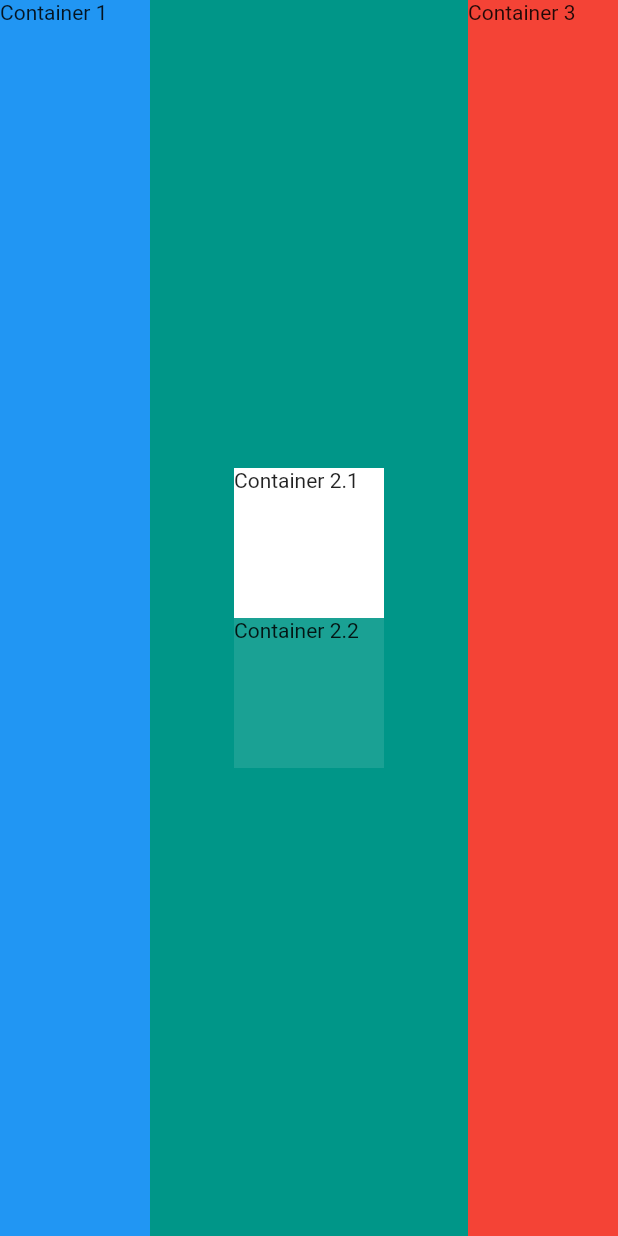
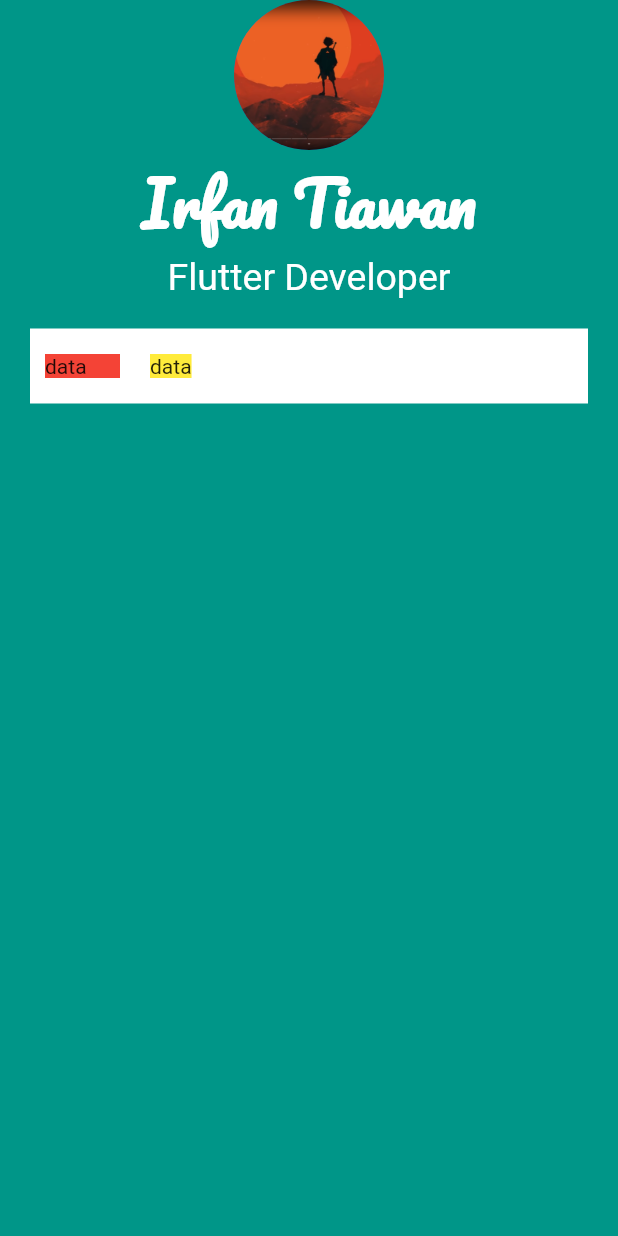
Before and after one commit to irfanagust/mi-card, a Flutter app: the screen it shows after launch, on a phone screen of 412 x 824 dp. Run offline on Flutter 3.47's test engine with Material 2 defaults, Android fonts, the phone set to English and light mode, and no system bars.

Commit message:
membuat header dengan font google

```diff
--- a/lib/main.dart
+++ b/lib/main.dart
@@ -14,37 +14,47 @@ class MyApp extends StatelessWidget {
       home: Scaffold(
         backgroundColor: Colors.teal,
         body: SafeArea(
-          child: Row(
-            mainAxisAlignment: MainAxisAlignment.spaceBetween,
-            children : [
-              Container(
-                child: Text('Container 1'),
-                width: 100.0,
-                height: double.infinity,
-                color: Colors.blue,
+          child: Column(
+            children: [
+              CircleAvatar(
+                radius: 50,
+                backgroundImage: AssetImage('images/Capture.PNG'),
               ),
-              Column(
-                mainAxisAlignment: MainAxisAlignment.center,
-                children: [
-                  Container(
-                    child: Text('Container 2.1'),
-                    width: 100.0,
-                    height: 100.0,
-                    color: Colors.white,
-                  ),
-                  Container(
-                    child: Text('Container 2.2'),
-                    width: 100.0,
-                    height: 100.0,
-                    color: Colors.white10,
-                  ),
-                ],
+              Text(
+                'Irfan Tiawan',
+                style: TextStyle(
+                  fontFamily: 'Pacifico',
+                  fontSize: 40.0,
+                  color: Colors.white,
+                  fontWeight: FontWeight.bold,
+                ),
+              ),
+              Text(
+                'Flutter Developer',
+                style: TextStyle(
+                  fontSize: 25.0,
+                  color: Colors.white,
+                ),
               ),
               Container(
-                width: 100.0,
-                height: double.infinity,
-                child: Text('Container 3'),
-                color: Colors.red,
+                margin: EdgeInsets.all(20.0),
+                padding: EdgeInsets.fromLTRB(10, 3, 10, 3),
+                color: Colors.white,
+                height: 50.0,
+                child: Row(
+                  children: [
+                    Container(
+                      color: Colors.red,
+                      width: 50,
+                      margin: EdgeInsets.fromLTRB(0, 0, 20, 0),
+                      child: Text('data'),
+                    ),
+                    Container(
+                      color: Colors.yellow,
+                      child: Text('data'),
+                    ),
+                  ],
+                ),
               ),
             ],
           ),
```
Also changed, not shown: pubspec.yaml (+6 -31 lines), fonts/Pacifico-Regular.ttf (added), images/Capture.PNG (added).
